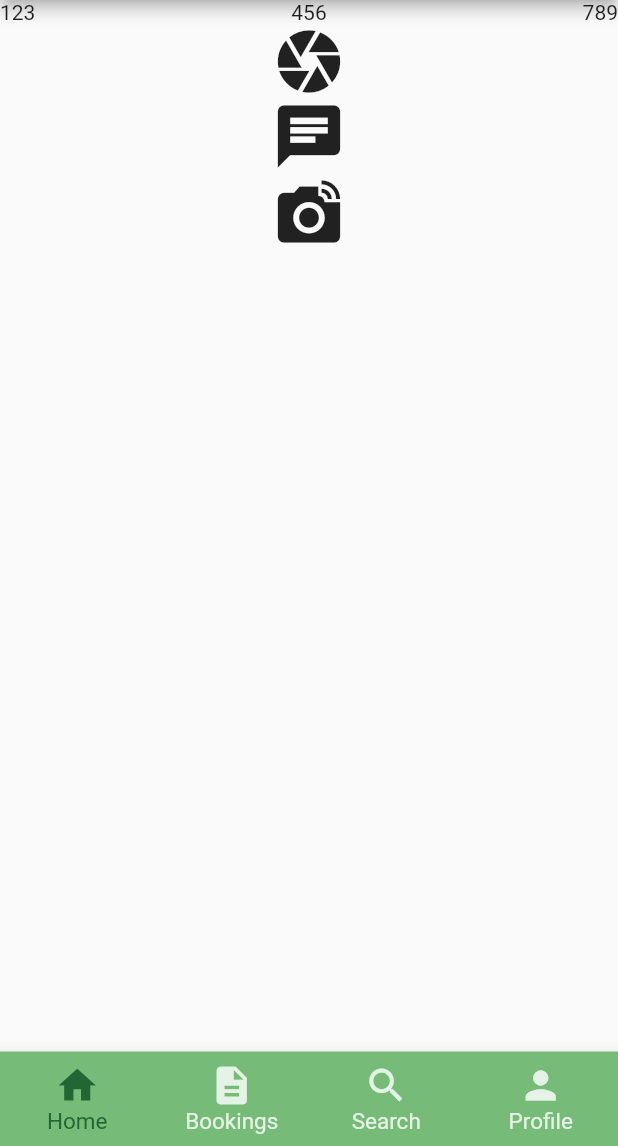
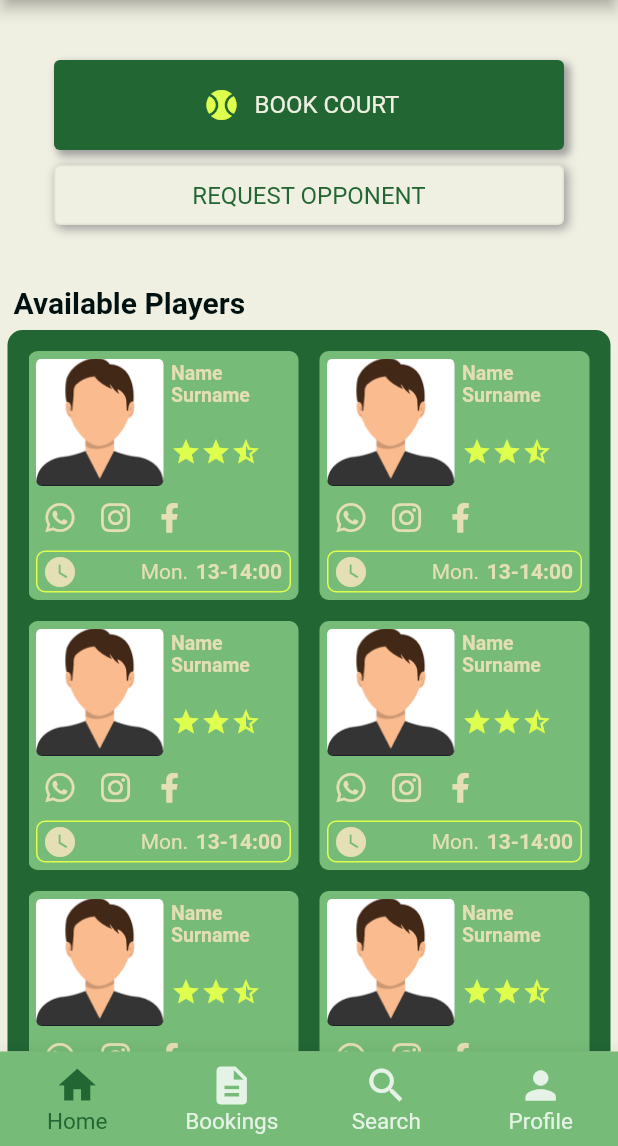
Before and after one commit to nickbel7/tennis-eventually-app, a Flutter app: the screen it shows after launch, on a phone screen of 412 x 824 dp, the part 90-1236 px from its top. Run offline on Flutter 3.47's test engine with Material 2 defaults, Android fonts, the light colour scheme and no system bars; our stand-ins replace font_awesome_flutter, hexcolor; Roboto replaces fonts that are missing (Nunito).

Commit message:
Home page - first iteration

```diff
--- a/tennis_app/lib/bookings.dart
+++ b/tennis_app/lib/bookings.dart
@@ -1,32 +1,147 @@
 import 'package:flutter/material.dart';
+import 'package:tennis_app/theme/app_theme.dart';
 
-Widget bookingsList = ListView(
-  children: [
-    _bookingRow('123', '456', '789'),
-    Icon(
-      Icons.camera,
-      size: 50,
+class BookingsPage extends StatelessWidget {
+
+  const BookingsPage({Key? key}) : super(key: key);
+
+  @override
+  Widget build(BuildContext context) {
+    return ListView(
+      padding: const EdgeInsets.symmetric(horizontal: 25, vertical: 25,),
+      children: <Widget>[
+        const SectionHeader(
+          header: "Current"
         ),
-    Icon(
-      Icons.chat,
-      size: 50,
+        BookingRow(
+          day: '23/01/2022',
+          time: 'Mon. 18-19:00',
+          court: 'Court 1',
+          bgColor: AppTheme.colors.amazonGreen,
+          fontColor: AppTheme.colors.sandStorm,
         ),
-    Icon(
-      Icons.linked_camera,
-      size: 50,
+        const SectionHeader(
+          header: "Previous"
+        ),
+        BookingRow(
+          day: '23/01/2022',
+          time: 'Mon. 18-19:00',
+          court: 'Court 1',
+          bgColor: AppTheme.colors.grassGreen,
+          fontColor: AppTheme.colors.totallyBlack,
+        ),
+        BookingRow(
+          day: '23/01/2022',
+          time: 'Mon. 18-19:00',
+          court: 'Court 1',
+          bgColor: AppTheme.colors.grassGreen,
+          fontColor: AppTheme.colors.totallyBlack,
         ),
       ],
     );
+  }
+}
 
-Row _bookingRow(String day, String time, String court) {
-  return Row(
+class SectionHeader extends StatelessWidget {
+
+  final String header;
+
+  const SectionHeader({
+    Key? key,
+    required this.header,
+  }) : super(key: key);
+
+  @override
+  Widget build(BuildContext context) {
+    return Column(
+        mainAxisSize: MainAxisSize.min,
+        mainAxisAlignment: MainAxisAlignment.end,
+        crossAxisAlignment: CrossAxisAlignment.center,
+        children: <Widget>[
+            SizedBox(
+                width: 319,
+                height: 28,
+                child: Text(
+                    header,
+                    style: TextStyle(
+                        color: AppTheme.colors.totallyBlack,
+                        fontSize: 20,
+                        fontFamily: "Nunito",
+                        fontWeight: FontWeight.w700,
+                    ),
+                ),
+            ),
+            Container(
+                width: 330,
+                height: 1,
+                color: AppTheme.colors.totallyBlack,
+                margin: const EdgeInsets.only(bottom: 10.0),
+            ),
+        ],
+    );
+  }
+}
+
+class BookingRow extends StatelessWidget {
+
+  final String day;
+  final String time;
+  final String court;
+  final Color bgColor;
+  final Color fontColor;
+
+  const BookingRow({
+    Key? key,
+    required this.day,
+    required this.time,
+    required this.court,
+    required this.bgColor,
+    required this.fontColor,
+  }) : super(key: key);
+
+  @override
+  Widget build(BuildContext context) {
+    return Container(
+      decoration: BoxDecoration(
+        color: bgColor,
+        borderRadius: BorderRadius.circular(4),
+      ),
+      padding: const EdgeInsets.symmetric(horizontal: 17, vertical: 10,),
+      margin: const EdgeInsets.only(bottom: 10.0),
+      child: Row(
         mainAxisSize: MainAxisSize.min,
         mainAxisAlignment: MainAxisAlignment.spaceBetween,
         crossAxisAlignment: CrossAxisAlignment.center,
         children: [
-      Text(day),
-      Text(time),
-      Text(court),
+          Text(
+            day,
+            style: TextStyle(
+              color: fontColor,
+              fontSize: 14,
+              fontFamily: "Nunito",
+              fontWeight: FontWeight.w600,
+            ),
+          ),
+          Text(
+            time,
+            style: TextStyle(
+              color: fontColor,
+              fontSize: 14,
+              fontFamily: "Nunito",
+              fontWeight: FontWeight.w600,
+            ),
+          ),
+          Text(
+            court,
+            style: TextStyle(
+              color: fontColor,
+              fontSize: 14,
+              fontFamily: "Nunito",
+              fontWeight: FontWeight.w600,
+            ),
+          ),
         ],
+      ),
     );
   }
+}
--- /dev/null
+++ b/tennis_app/lib/home.dart
@@ -0,0 +1,372 @@
+import 'package:flutter/material.dart';
+import 'package:tennis_app/theme/app_theme.dart';
+import 'package:font_awesome_flutter/font_awesome_flutter.dart';
+
+class HomePage extends StatelessWidget {
+  const HomePage({Key? key}) : super(key: key);
+
+  @override
+  Widget build(BuildContext context) {
+    return Column(
+      children: [
+        Container(
+          height: 180,
+          padding: const EdgeInsets.only(top: 20),
+          child: Column(
+            mainAxisAlignment: MainAxisAlignment.center,
+            crossAxisAlignment: CrossAxisAlignment.center,
+            children: const <Widget> [
+              IconButton(
+                text: "BOOK COURT",
+                width: 340,
+                height: 60
+              ),
+              ButtonOutlined(
+                text: "REQUEST OPPONENT",
+                width: 340,
+                height: 40
+              ),
+            ],
+          ),
+        ),
+        Container(
+          padding: const EdgeInsets.fromLTRB(9, 10, 9, 7),
+          child: Align(
+            alignment: Alignment.centerLeft,
+            child: Text(
+              'Available Players',
+              style: TextStyle(
+                color: AppTheme.colors.totallyBlack,
+                fontSize: 20,
+                fontFamily: "Nunito",
+                fontWeight: FontWeight.w600,
+              ),
+            ),
+          ),
+        ),
+        Expanded(
+          child: Container(
+            decoration: BoxDecoration(
+              color: AppTheme.colors.amazonGreen,
+              borderRadius: const BorderRadius.only(topLeft: Radius.circular(10), topRight: Radius.circular(10)),
+            ),
+            margin: const EdgeInsets.fromLTRB(5, 0, 5, 0),
+            padding: const EdgeInsets.fromLTRB(14, 14, 14, 0),
+            // height: 400,
+            child: GridView.count(
+              crossAxisCount: 2,
+              crossAxisSpacing: 14.0,
+              mainAxisSpacing: 0,
+              childAspectRatio: 1,
+              physics: const AlwaysScrollableScrollPhysics(),
+              shrinkWrap: true,
+              // IMPLEMENTATION WITH GENERATOR
+              // gridDelegate: const SliverGridDelegateWithFixedCrossAxisCount(
+              //   crossAxisCount: 2,
+              //   crossAxisSpacing: 14.0,
+              //   mainAxisSpacing: 14.0,
+              //   childAspectRatio: 1,
+              // ),
+              // itemCount: 20,
+              // itemBuilder: (context, index) {
+              //   return const PlayerCard();
+              // },
+              children: const [
+                PlayerCard(),
+                PlayerCard(),
+                PlayerCard(),
+                PlayerCard(),
+                PlayerCard(),
+                PlayerCard(),
+                PlayerCard(),
+                PlayerCard(),
+                PlayerCard(),
+              ],
+            )
+          )
+        ),
+      ],
+    );
+  }
+}
+
+class IconButton extends StatelessWidget {
+
+  // final Color bordercolor_i;
+  // final Color fillcolor_i;
+  // final Color textcolor_i;
+  final String text;
+  final double height;
+  final double width;
+  // final Icon icon_type;
+
+  const IconButton({
+    Key? key,
+    // required this.bordercolor_i,
+    // required this.fillcolor_i,
+    // required this.textcolor_i,
+    required this.text,
+    required this.width,
+    required this.height,
+    // required this.icon_type,
+  }) : super(key: key);
+
+  @override
+  Widget build(BuildContext context) {
+    return GestureDetector(
+      onTap: () {},
+      child: Container(
+        height: height,
+        width: width,
+        margin: const EdgeInsets.only(bottom: 10.0),
+        decoration: BoxDecoration(
+          color: AppTheme.colors.amazonGreen,
+          borderRadius: BorderRadius.circular(4),
+          // border: Border.all(color: bordercolor_i),
+          boxShadow: const [
+            BoxShadow(
+              color: Colors.grey,
+              spreadRadius: 1,
+              blurRadius: 4,
+              offset: Offset(3, 3))
+          ],
+        ),
+        child: Row(
+          mainAxisSize: MainAxisSize.min,
+          mainAxisAlignment: MainAxisAlignment.center,
+          crossAxisAlignment: CrossAxisAlignment.center,
+          children: [
+             Icon(
+              Icons.sports_baseball,
+              color: AppTheme.colors.tennisBall,
+            ),
+            Padding(
+              padding: const EdgeInsets.all(10),
+              child: Text(
+                text,
+                style: TextStyle(
+                  fontSize: 16,
+                  color: AppTheme.colors.backdrop,
+                ),
+              )
+            ),
+          ],
+        ),
+      ),
+    );
+  }
+}
+
+class ButtonOutlined extends StatelessWidget {
+
+  final String text;
+  final double height;
+  final double width;
+
+  const ButtonOutlined({
+    Key? key,
+    required this.text,
+    required this.width,
+    required this.height,
+  }) : super(key: key);
+
+  @override
+  Widget build(BuildContext context) {
+    return GestureDetector(
+      onTap: () {},
+      child: Container(
+        height: height,
+        width: width,
+        margin: const EdgeInsets.only(bottom: 10.0),
+        decoration: BoxDecoration(
+          color: AppTheme.colors.backdrop,
+          borderRadius: BorderRadius.circular(4),
+          border: Border.all(color: const Color(0x0F000000)),
+          boxShadow: const [
+            BoxShadow(
+              color: Colors.grey,
+              spreadRadius: 0.5,
+              blurRadius: 5,
+              offset: Offset(2, 2))
+          ],
+        ),
+        child: Center(
+          child: Padding(
+            padding: const EdgeInsets.all(10),
+            child: Text(
+              text,
+              style: TextStyle(
+                fontSize: 16,
+                color: AppTheme.colors.amazonGreen,
+              ),
+            )
+          ),
+        ),
+      ),
+    );
+  }
+}
+
+class PlayerCard extends StatelessWidget {
+
+  const PlayerCard({Key? key}) : super(key: key);
+
+  @override
+  Widget build(BuildContext context) {
+    return Container(
+      decoration: BoxDecoration(
+        borderRadius: BorderRadius.circular(6),
+        color: AppTheme.colors.grassGreen,
+      ),
+      padding: const EdgeInsets.all(5),
+      margin: const EdgeInsets.only(bottom: 14),
+      child: Column(
+        mainAxisSize: MainAxisSize.min,
+        mainAxisAlignment: MainAxisAlignment.spaceBetween,
+        crossAxisAlignment: CrossAxisAlignment.start,
+        children:[
+          Row(
+            mainAxisSize: MainAxisSize.min,
+            mainAxisAlignment: MainAxisAlignment.start,
+            crossAxisAlignment: CrossAxisAlignment.start,
+            children:[
+              Flexible(
+                // width: 73,
+                // height: 73,
+                flex: 2,
+                child: ClipRRect(
+                  borderRadius: const BorderRadius.all(Radius.circular(4)),
+                  child: Image.asset(
+                    "assets/avatar.png"
+                  ),
+                ),
+              ),
+              // const SizedBox(width: 5),
+              Flexible(
+                flex: 2,
+                child: Padding(
+                  padding: const EdgeInsets.fromLTRB(5, 2, 0, 0),
+                  child: Column(
+                    mainAxisSize: MainAxisSize.min,
+                    mainAxisAlignment: MainAxisAlignment.spaceBetween,
+                    crossAxisAlignment: CrossAxisAlignment.start,
+                    children:[
+                      const SizedBox(
+                        width: 70,
+                        height: 50,
+                        child: Text(
+                          "Name\nSurname",
+                          style: TextStyle(
+                              color: Color(0xffe4deb3),
+                              fontSize: 13,
+                              fontFamily: "Nunito",
+                              fontWeight: FontWeight.w700,
+                          ),
+                        ),
+                      ),
+                      // const SizedBox(height: 19),
+                      Row(
+                        mainAxisSize: MainAxisSize.min,
+                        mainAxisAlignment: MainAxisAlignment.start,
+                        crossAxisAlignment: CrossAxisAlignment.start,
+                        children:[
+                          Icon(
+                            Icons.star,
+                            color: AppTheme.colors.tennisBall,
+                            size: 20,
+                          ),
+                          Icon(
+                            Icons.star,
+                            color: AppTheme.colors.tennisBall,
+                            size: 20,
+                          ),
+                          Icon(
+                            Icons.star_half,
+                            color: AppTheme.colors.tennisBall,
+                            size: 20,
+                          ),
+                        ],
+                      ),
+                    ],
+                  ),
+                ),
+              ),
+            ],
+          ),
+          // const SizedBox(height: 10),
+          Row(
+            mainAxisSize: MainAxisSize.min,
+            mainAxisAlignment: MainAxisAlignment.start,
+            crossAxisAlignment: CrossAxisAlignment.start,
+            children:[
+              const SizedBox(width: 5),
+              Icon(
+                FontAwesomeIcons.whatsapp,
+                color: AppTheme.colors.sandStorm,
+                size: 22.0),
+              const SizedBox(width: 15),
+              Icon(
+                FontAwesomeIcons.instagram,
+                color: AppTheme.colors.sandStorm,
+                size: 22.0),
+              const SizedBox(width: 15),
+              Icon(
+                FontAwesomeIcons.facebookF,
+                color: AppTheme.colors.sandStorm,
+                size: 20.0),
+            ],
+          ),
+          // const SizedBox(height: 10),
+          Container(
+            width: double.infinity,
+            height: 28,
+            decoration: BoxDecoration(
+              borderRadius: BorderRadius.circular(6),
+              border: Border.all(
+                color: AppTheme.colors.tennisBall,
+                width: 1,
+              ),
+            ),
+            padding: const EdgeInsets.only(left: 3, right: 5, ),
+            child: Row(
+              mainAxisSize: MainAxisSize.min,
+              mainAxisAlignment: MainAxisAlignment.spaceBetween,
+              crossAxisAlignment: CrossAxisAlignment.center,
+              children:[
+                Icon(
+                  Icons.watch_later,
+                  color: AppTheme.colors.sandStorm,
+                ),
+                Row(
+                  mainAxisSize: MainAxisSize.min,
+                  mainAxisAlignment: MainAxisAlignment.start,
+                  crossAxisAlignment: CrossAxisAlignment.start,
+                  children:[
+                    Text(
+                      "Mon.",
+                      textAlign: TextAlign.right,
+                      style: TextStyle(
+                          color: AppTheme.colors.sandStorm,
+                          fontSize: 14,
+                      ),
+                    ),
+                    const SizedBox(width: 5),
+                    Text(
+                      "13-14:00",
+                      textAlign: TextAlign.right,
+                      style: TextStyle(
+                        color: AppTheme.colors.sandStorm,
+                        fontSize: 14,
+                        fontWeight: FontWeight.w600,
+                      ),
+                    ),
+                  ],
+                ),
+              ],
+            ),
+          ),
+        ],
+      ),
+    );
+  }
+}
--- a/tennis_app/lib/main.dart
+++ b/tennis_app/lib/main.dart
@@ -1,4 +1,5 @@
 import 'package:flutter/material.dart';
+import 'package:tennis_app/home.dart';
 import 'package:tennis_app/theme/app_theme.dart';
 import './bookings.dart';
 
@@ -12,9 +13,14 @@ class MyApp extends StatelessWidget {
   // This widget is the root of your application.
   @override
   Widget build(BuildContext context) {
-    return const MaterialApp(
+    return  MaterialApp(
       title: 'Tennis EveNTUAlly',
-      home: MyHomePage(title: 'Tennis EveNTUAlly'),
+      home: const MyHomePage(
+        title: 'Tennis EveNTUAlly',
+      ),
+      theme: ThemeData(
+        scaffoldBackgroundColor: AppTheme.colors.backdrop,
+      ),
     );
   }
 }
@@ -37,18 +43,15 @@ class _MyHomePageState extends State<MyHomePage> {
     });
   }
 
-  static List<Widget> _pages = <Widget>[
-    bookingsList,
-    Icon(
+  static final List<Widget> _pages = <Widget>[
+    const HomePage(),
+    const BookingsPage(),
+    const Icon(
       Icons.camera,
       size: 150,
     ),
-    Icon(
+    const Icon(
       Icons.chat,
-      size: 150,
-    ),
-    Icon(
-      Icons.linked_camera,
       size: 150,
     ),
   ];
@@ -107,6 +110,7 @@ class _MyHomePageState extends State<MyHomePage> {
         iconSize: 30,
         selectedFontSize: 15,
         unselectedFontSize: 15,
+        elevation: 12,
         items: const  [
           BottomNavigationBarItem(
             icon: Icon(Icons.home),
--- a/tennis_app/lib/theme/colors.dart
+++ b/tennis_app/lib/theme/colors.dart
@@ -4,13 +4,14 @@ import 'package:hexcolor/hexcolor.dart';
 @immutable
 class AppColors {
   // Color constructor -> (0x Opacity R G B) in hex values
-  final totallyBlack = const Color(0xFF001112); // #001112
-  final totallyWhite = const Color(0xFFFFFFFF); // #FFFFFF
-  final amazonGreen = const Color(0xFF226634);  // #226634
-  final greenGoblin = const Color(0xFF22AA67);  // #22AA67
-  final grassGreen = const Color(0xFF77BB78);   // #77BB78
-  final tennisBall = const Color(0xFFDFFF4F);   // #DFFF4F
-  final sandStorm = const Color(0xFFE4DFB4);    // #E4DFB4
+  final Color totallyBlack = const Color(0xFF001112); // #001112
+  final Color totallyWhite = const Color(0xFFFFFFFF); // #FFFFFF
+  final Color amazonGreen = const Color(0xFF226634);  // #226634
+  final Color greenGoblin = const Color(0xFF22AA67);  // #22AA67
+  final Color grassGreen = const Color(0xFF77BB78);   // #77BB78
+  final Color tennisBall = const Color(0xFFDFFF4F);   // #DFFF4F
+  final Color sandStorm = const Color(0xFFE4DFB4);    // #E4DFB4
+  final Color backdrop = const Color(0xFFF0F0E2);
 
   const AppColors();
 }
--- a/tennis_app/pubspec.yaml
+++ b/tennis_app/pubspec.yaml
@@ -35,6 +35,7 @@ dependencies:
   # Use with the CupertinoIcons class for iOS style icons.
   cupertino_icons: ^1.0.2
   hexcolor: ^2.0.5
+  font_awesome_flutter: ^9.2.0
 
 dev_dependencies:
   flutter_test:
```
Also changed, not shown: tennis_app/assets/avatar.png (added), tennis_app/pubspec.lock. Lines whose indentation alone changed are shown as unchanged.
